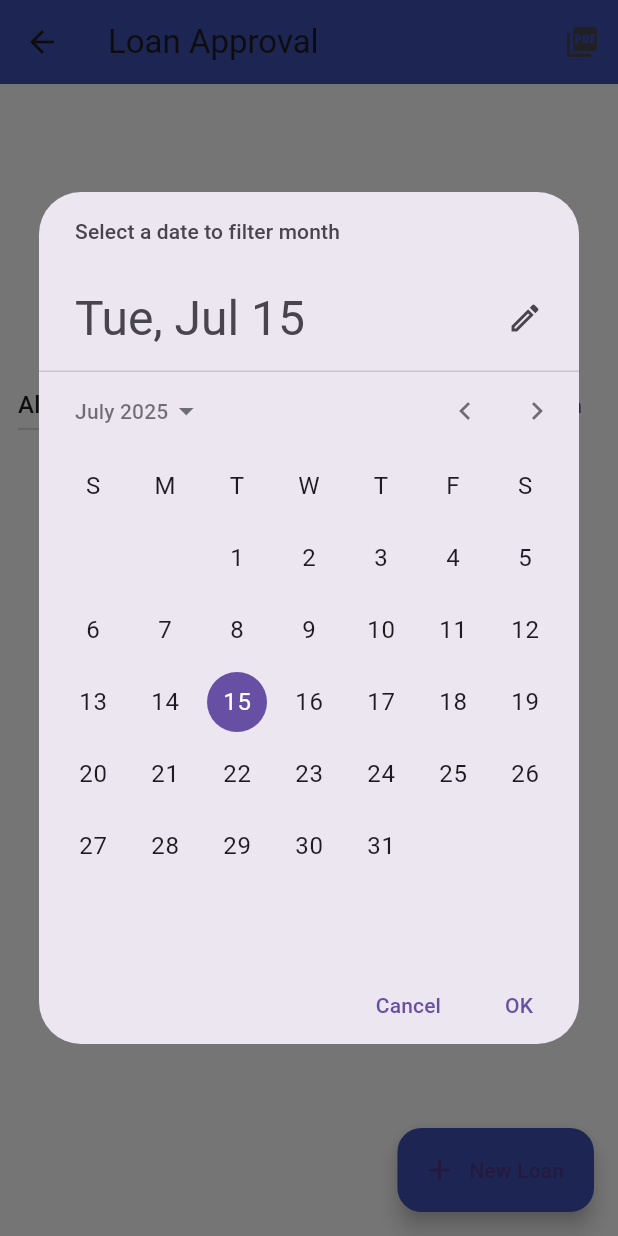
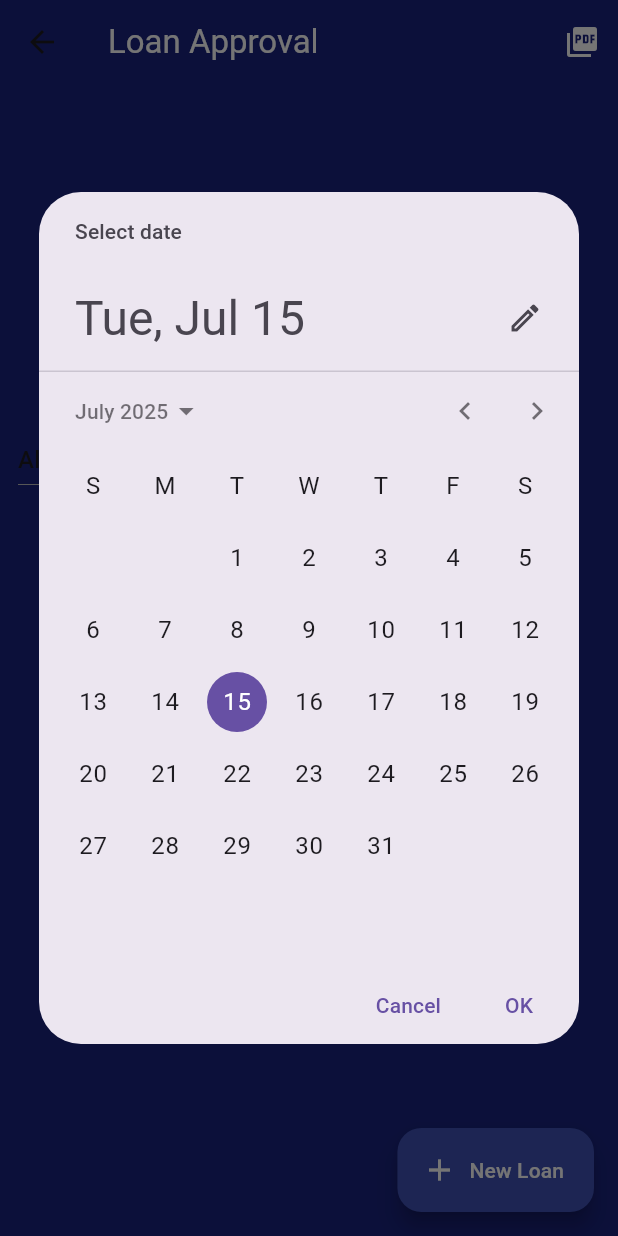
Before and after one commit to DAUNTSMASHER/Uddoygi, a Flutter app: the LoanApprovalScreen screen opened by its route, after a tap on "Filter by Month", on a phone screen of 412 x 824 dp. Run offline on Flutter 3.47's test engine with Material 3 defaults, Android fonts, the light colour scheme and no system bars; drawn by our look-alikes of fl_chart; our stand-ins replace carousel_slider, cloud_firestore, cross_file, file_picker, firebase_auth, firebase_core and 10 more; missing offline and left inert: excel, googleapis, image_gallery_saver_plus; accounts and stored records are empty; statements that could not run were skipped.

Commit message:
Loan approval screen UI updated

```diff
--- a/lib/features/hr/presentation/screens/loan_approval_screen.dart
+++ b/lib/features/hr/presentation/screens/loan_approval_screen.dart
@@ -29,9 +29,8 @@ class _LoanApprovalScreenState extends State<LoanApprovalScreen> {
 
     for (var doc in snapshot.docs) {
       final status = doc['status'];
-      if (status == 'Approved') {
-        a++;
-      } else if (status == 'Rejected') r++;
+      if (status == 'Approved') a++;
+      else if (status == 'Rejected') r++;
       else p++;
     }
 
@@ -72,85 +71,34 @@ class _LoanApprovalScreenState extends State<LoanApprovalScreen> {
     await Printing.layoutPdf(onLayout: (format) async => pdf.save());
   }
 
-  void _showLoanForm({DocumentSnapshot? doc}) {
-    final isEdit = doc != null;
-    final TextEditingController nameController =
-    TextEditingController(text: doc?['employeeName'] ?? '');
-    final TextEditingController purposeController =
-    TextEditingController(text: doc?['purpose'] ?? '');
-    final TextEditingController amountController =
-    TextEditingController(text: doc?['amount']?.toString() ?? '');
-
-    showModalBottomSheet(
-      context: context,
-      isScrollControlled: true,
-      builder: (_) => Padding(
-        padding: EdgeInsets.only(
-            bottom: MediaQuery.of(context).viewInsets.bottom,
-            left: 16,
-            right: 16,
-            top: 20),
-        child: Column(
-          mainAxisSize: MainAxisSize.min,
-          children: [
-            Text(isEdit ? 'Edit Loan Request' : 'New Loan Request'),
-            TextField(controller: nameController, decoration: const InputDecoration(labelText: 'Employee Name')),
-            TextField(controller: purposeController, decoration: const InputDecoration(labelText: 'Purpose')),
-            TextField(
-              controller: amountController,
-              keyboardType: TextInputType.number,
-              decoration: const InputDecoration(labelText: 'Amount'),
-            ),
-            const SizedBox(height: 10),
-            ElevatedButton(
-              onPressed: () async {
-                final amount = double.tryParse(amountController.text.trim()) ?? 0.0;
-                final data = {
-                  'employeeName': nameController.text.trim(),
-                  'purpose': purposeController.text.trim(),
-                  'amount': amount,
-                  'status': 'Pending',
-                  'deductedAmount': 0.0,
-                  'requestedAt': DateFormat('yyyy-MM-dd').format(DateTime.now())
-                };
-
-                if (isEdit) {
-                  await FirebaseFirestore.instance.collection('loans').doc(doc.id).update(data);
-                } else {
-                  await FirebaseFirestore.instance.collection('loans').add(data);
-                }
-
-                Navigator.pop(context);
-                _fetchStats();
-              },
-              child: Text(isEdit ? 'Update' : 'Submit'),
-            ),
-            const SizedBox(height: 20),
-          ],
-        ),
-      ),
-    );
-  }
-
-  void _updateLoanStatus(String id, String status) async {
-    await FirebaseFirestore.instance.collection('loans').doc(id).update({'status': status});
-    _fetchStats();
-  }
-
-  void _deleteLoan(String id) async {
-    await FirebaseFirestore.instance.collection('loans').doc(id).delete();
-    _fetchStats();
-  }
-
   Widget _buildPieChart() {
+    int total = approved + rejected + pending;
+    if (total == 0) total = 1; // avoid divide-by-zero
     return SizedBox(
-      height: 180,
+      height: 200,
       child: PieChart(
         PieChartData(
+          sectionsSpace: 2,
+          centerSpaceRadius: 40,
           sections: [
-            PieChartSectionData(value: approved.toDouble(), title: 'Approved', color: Colors.green),
-            PieChartSectionData(value: rejected.toDouble(), title: 'Rejected', color: Colors.red),
-            PieChartSectionData(value: pending.toDouble(), title: 'Pending', color: Colors.orange),
+            PieChartSectionData(
+              value: approved.toDouble(),
+              title: '${((approved / total) * 100).toStringAsFixed(1)}%',
+              color: Colors.green,
+              radius: 50,
+            ),
+            PieChartSectionData(
+              value: rejected.toDouble(),
+              title: '${((rejected / total) * 100).toStringAsFixed(1)}%',
+              color: Colors.red,
+              radius: 50,
+            ),
+            PieChartSectionData(
+              value: pending.toDouble(),
+              title: '${((pending / total) * 100).toStringAsFixed(1)}%',
+              color: Colors.orange,
+              radius: 50,
+            ),
           ],
         ),
       ),
@@ -169,12 +117,14 @@ class _LoanApprovalScreenState extends State<LoanApprovalScreen> {
   @override
   Widget build(BuildContext context) {
     return Scaffold(
+      backgroundColor: Colors.indigo[900],
       appBar: AppBar(
-        title: const Text('Loan Approval'),
-        backgroundColor: Colors.indigo,
+        title: const Text('Loan Approval', style: TextStyle(color: Colors.white)),
+        backgroundColor: Colors.indigo[900],
+        elevation: 0,
         actions: [
           IconButton(
-            icon: const Icon(Icons.picture_as_pdf),
+            icon: const Icon(Icons.picture_as_pdf, color: Colors.white),
             onPressed: () async {
               final snapshot = await FirebaseFirestore.instance.collection('loans').get();
               _exportPDF(snapshot.docs);
@@ -183,20 +133,23 @@ class _LoanApprovalScreenState extends State<LoanApprovalScreen> {
         ],
       ),
       floatingActionButton: FloatingActionButton.extended(
-        onPressed: () => _showLoanForm(),
-        icon: const Icon(Icons.add),
-        label: const Text('New Loan'),
+        onPressed: () {
+          // Add logic to open loan form
+        },
+        icon: const Icon(Icons.add, color: Colors.white),
+        label: const Text('New Loan', style: TextStyle(color: Colors.white)),
         backgroundColor: Colors.indigo,
       ),
       body: Column(
         children: [
-          const SizedBox(height: 10),
+          const SizedBox(height: 15),
           _buildPieChart(),
           Padding(
-            padding: const EdgeInsets.symmetric(horizontal: 12.0),
+            padding: const EdgeInsets.all(12.0),
             child: Row(
               children: [
                 DropdownButton<String>(
+                  dropdownColor: Colors.white,
                   value: _selectedStatus,
                   items: ['All', 'Pending', 'Approved', 'Rejected']
                       .map((e) => DropdownMenuItem(value: e, child: Text(e)))
@@ -204,17 +157,20 @@ class _LoanApprovalScreenState extends State<LoanApprovalScreen> {
                   onChanged: (val) => setState(() => _selectedStatus = val!),
                 ),
                 const Spacer(),
-                TextButton(
-                  child: Text(_selectedMonth == null
-                      ? 'Filter by Month'
-                      : DateFormat('MMM yyyy').format(_selectedMonth!)),
+                TextButton.icon(
+                  icon: const Icon(Icons.date_range, color: Colors.white),
+                  label: Text(
+                    _selectedMonth == null
+                        ? 'Filter by Month'
+                        : DateFormat('MMM yyyy').format(_selectedMonth!),
+                    style: const TextStyle(color: Colors.white),
+                  ),
                   onPressed: () async {
                     final picked = await showDatePicker(
                       context: context,
                       initialDate: DateTime.now(),
                       firstDate: DateTime(2020),
                       lastDate: DateTime(2030),
-                      helpText: 'Select a date to filter month',
                     );
                     if (picked != null) setState(() => _selectedMonth = picked);
                   },
@@ -229,9 +185,22 @@ class _LoanApprovalScreenState extends State<LoanApprovalScreen> {
                   .orderBy('requestedAt', descending: true)
                   .snapshots(),
               builder: (context, snapshot) {
-                if (!snapshot.hasData) return const Center(child: CircularProgressIndicator());
+                if (!snapshot.hasData) {
+                  return const Center(child: CircularProgressIndicator());
+                }
 
-                final docs = snapshot.data!.docs.where((doc) => _matchFilters(doc.data() as Map<String, dynamic>)).toList();
+                final docs = snapshot.data!.docs
+                    .where((doc) => _matchFilters(doc.data() as Map<String, dynamic>))
+                    .toList();
+
+                if (docs.isEmpty) {
+                  return Center(
+                    child: Text(
+                      'No loan records found.',
+                      style: TextStyle(color: Colors.white70),
+                    ),
+                  );
+                }
 
                 return ListView.builder(
                   itemCount: docs.length,
@@ -241,28 +210,14 @@ class _LoanApprovalScreenState extends State<LoanApprovalScreen> {
 
                     return Card(
                       margin: const EdgeInsets.symmetric(horizontal: 12, vertical: 6),
+                      color: Colors.white,
+                      shape: RoundedRectangleBorder(borderRadius: BorderRadius.circular(10)),
                       child: ListTile(
                         title: Text('${data['employeeName']} (${data['status']})'),
-                        subtitle: Text('৳${data['amount']} • ${data['purpose']}\nRequested: ${data['requestedAt']}'),
-                        trailing: PopupMenuButton<String>(
-                          onSelected: (value) {
-                            if (value == 'approve') {
-                              _updateLoanStatus(doc.id, 'Approved');
-                            } else if (value == 'reject') {
-                              _updateLoanStatus(doc.id, 'Rejected');
-                            } else if (value == 'edit') {
-                              _showLoanForm(doc: doc);
-                            } else if (value == 'delete') {
-                              _deleteLoan(doc.id);
-                            }
-                          },
-                          itemBuilder: (context) => [
-                            const PopupMenuItem(value: 'approve', child: Text('Approve')),
-                            const PopupMenuItem(value: 'reject', child: Text('Reject')),
-                            const PopupMenuItem(value: 'edit', child: Text('Edit')),
-                            const PopupMenuItem(value: 'delete', child: Text('Delete')),
-                          ],
+                        subtitle: Text(
+                          '৳${data['amount']} • ${data['purpose']}\nRequested: ${data['requestedAt']}',
                         ),
+                        trailing: const Icon(Icons.more_vert),
                       ),
                     );
                   },
```
